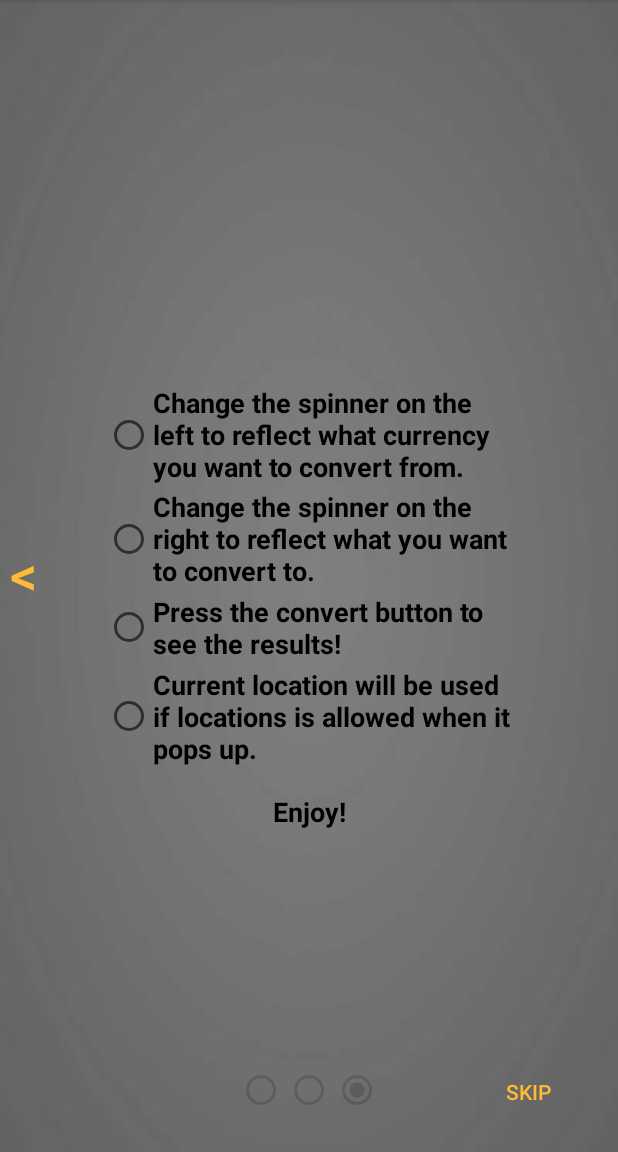
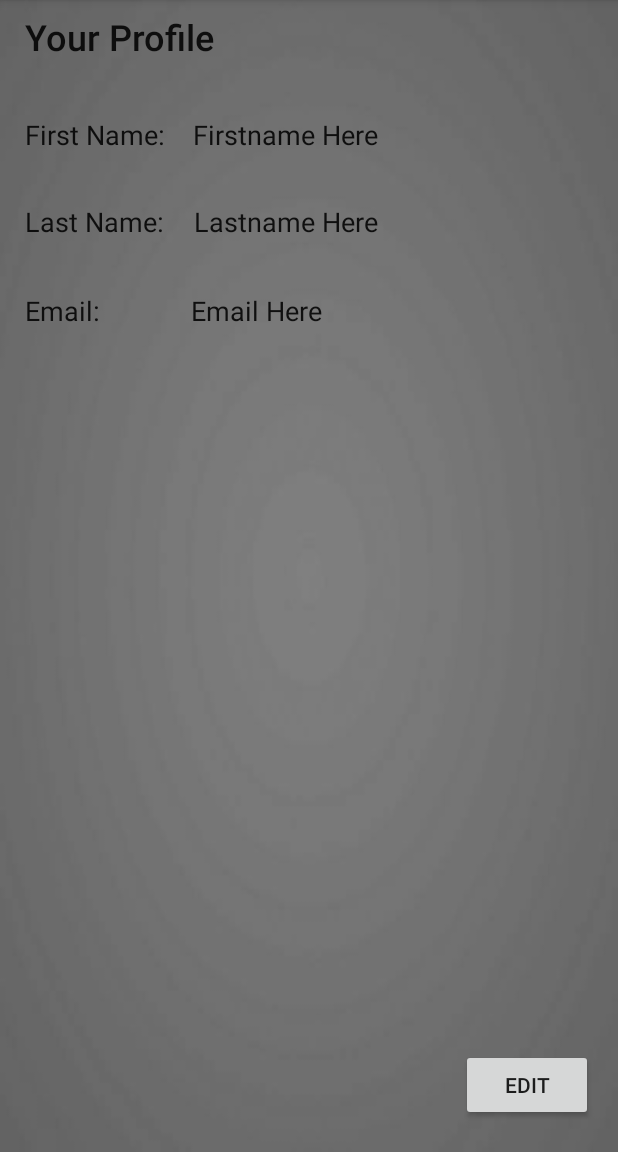
Before and after one commit to dmuffler/TCSS_450_App, an Android app: the fragment Tutorial3Fragment placed in its activity, in the options menu, after a tap on "Settings", on a phone screen of 412 x 824 dp, the part 84-1236 px from its top. Run offline under Robolectric (Android 15) with nearby library versions, the phone set to English and light mode, and no system bars.

Commit message:
added profile and setting page

```diff
--- a/SmartConvert/app/src/main/java/group6/tcss450/uw/edu/smartconvert/HomeFragment.java
+++ b/SmartConvert/app/src/main/java/group6/tcss450/uw/edu/smartconvert/HomeFragment.java
@@ -24,6 +24,11 @@ import com.google.android.gms.common.api.GoogleApiClient;
 import com.google.android.gms.location.LocationListener;
 import com.google.android.gms.location.LocationRequest;
 import com.google.android.gms.location.LocationServices;
+import com.google.android.gms.maps.CameraUpdateFactory;
+import com.google.android.gms.maps.GoogleMap;
+import com.google.android.gms.maps.OnMapReadyCallback;
+import com.google.android.gms.maps.model.LatLng;
+import com.google.android.gms.maps.model.MarkerOptions;
 
 import java.io.IOException;
 import java.util.ArrayList;
@@ -44,7 +49,7 @@ import java.util.Locale;
  */
 public class HomeFragment extends Fragment implements  View.OnClickListener,
         GoogleApiClient.ConnectionCallbacks, GoogleApiClient.OnConnectionFailedListener,
-        LocationListener {
+        LocationListener{
 
     /**The Listener to communicate with main activity class**/
     private HomeFragmentInteractionListener mListener;
@@ -70,6 +75,8 @@ public class HomeFragment extends Fragment implements  View.OnClickListener,
     private static final int MY_PERMISSIONS_LOCATIONS = 814;
     private LocationRequest mLocationRequest;
     private Location mCurrentLocation;
+
+    private List<Address> list;
 
     /**
      * Constructor.
@@ -172,11 +179,12 @@ public class HomeFragment extends Fragment implements  View.OnClickListener,
                         + " Long: " + String.valueOf(mCurrentLocation.getLongitude());
         Geocoder geo = new Geocoder(getActivity(), Locale.getDefault());
         try {
-            List<Address> list = geo.getFromLocation(mCurrentLocation.getLatitude(), mCurrentLocation.getLongitude(), 1);
-            mCurrentLocationField.setText(list.get(0).getCountryName());
+            list = geo.getFromLocation(mCurrentLocation.getLatitude(), mCurrentLocation.getLongitude(), 1);
+            //mCurrentLocationField.setText(list.get(0).getCountryName());
         } catch (IOException e) {
             e.printStackTrace();
         }
+        mCurrentLocationField.setText(list.get(0).getCountryName());
     }
 
     @Override
--- a/SmartConvert/app/src/main/java/group6/tcss450/uw/edu/smartconvert/MainActivity.java
+++ b/SmartConvert/app/src/main/java/group6/tcss450/uw/edu/smartconvert/MainActivity.java
@@ -2,6 +2,7 @@ package group6.tcss450.uw.edu.smartconvert;
 
 import android.net.Uri;
 import android.os.Bundle;
+import android.provider.ContactsContract;
 import android.support.v4.app.Fragment;
 import android.support.v4.app.FragmentManager;
 import android.support.v4.app.FragmentTransaction;
@@ -28,7 +29,7 @@ public class MainActivity extends AppCompatActivity
         LoginFrag.LoginFragmentInteractionListener, RegisterFragment.RegisterFragmentInteractionListener,
         ConfirmEmailFragment.ConfirmEmailFragmentInteractionListener, Tutorial1Fragment.TutorialFragmentInteractionListener,
         Tutorial2Fragment.TutorialFragmentInteractionListener, Tutorial3Fragment.TutorialFragmentInteractionListener,
-        HomeFragment.HomeFragmentInteractionListener, ConvertFragment.ConvertFragmentInteractionListener{
+        HomeFragment.HomeFragmentInteractionListener, ConvertFragment.ConvertFragmentInteractionListener, ProfileFragment.ProfileOnFragmentInteractionListener{
 
     /**
      * The current fragment displayed on the screen.
@@ -114,7 +115,8 @@ public class MainActivity extends AppCompatActivity
      */
     @Override
     public boolean onCreateOptionsMenu(Menu menu) {
-        // Inflate the menu; this adds items to the action bar if it is present.
+        // Inflate the menu;
+        // this adds items to the action bar if it is present.
         getMenuInflater().inflate(R.menu.main, menu);
         return true;
     }
@@ -133,7 +135,7 @@ public class MainActivity extends AppCompatActivity
 
         //noinspection SimplifiableIfStatement
         if (id == R.id.action_settings) {
-            return true;
+            switchFragment(new ProfileFragment(), "Profile");
         }
 
         return super.onOptionsItemSelected(item);
@@ -309,4 +311,9 @@ public class MainActivity extends AppCompatActivity
     public void convertFragmentInteraction(String Str) {
 
     }
+
+    @Override
+    public void profileOnFragmentInteraction(String page) {
+
+    }
 }
--- /dev/null
+++ b/SmartConvert/app/src/main/java/group6/tcss450/uw/edu/smartconvert/ProfileFragment.java
@@ -0,0 +1,75 @@
+package group6.tcss450.uw.edu.smartconvert;
+
+import android.content.Context;
+import android.net.Uri;
+import android.os.Bundle;
+import android.support.v4.app.Fragment;
+import android.util.Log;
+import android.view.LayoutInflater;
+import android.view.View;
+import android.view.ViewGroup;
+import android.widget.Button;
+
+
+/**
+ * A simple {@link Fragment} subclass.
+ * to handle interaction events.
+ */
+public class ProfileFragment extends Fragment implements View.OnClickListener{
+
+    private ProfileOnFragmentInteractionListener mListener;
+    public ProfileFragment() { }
+
+
+    @Override
+    public View onCreateView(LayoutInflater inflater, ViewGroup container,
+                             Bundle savedInstanceState) {
+        // Inflate the layout for this fragment
+        View v = inflater.inflate(R.layout.fragment_profile, container, false);
+        Button b = v.findViewById(R.id.Pedit_Button);
+        b.setOnClickListener(this);
+
+        return v;
+    }
+
+    @Override
+    public void onAttach(Context context) {
+        super.onAttach(context);
+        if (context instanceof ProfileOnFragmentInteractionListener) {
+            mListener = (ProfileOnFragmentInteractionListener) context;
+        } else {
+            throw new RuntimeException(context.toString()
+                    + " must implement OnFragmentInteractionListener");
+        }
+    }
+
+    @Override
+    public void onDetach() {
+        super.onDetach();
+        mListener = null;
+    }
+
+    @Override
+    public void onClick(View v) {
+        if (mListener != null) {
+            if (v.getId() == R.id.Pedit_Button) {
+                Log.d("PROFILE", "user wants to edit profile page");
+                mListener.profileOnFragmentInteraction("EditProfile");
+            }
+        }
+    }
+
+    /**
+     * This interface must be implemented by activities that contain this
+     * fragment to allow an interaction in this fragment to be communicated
+     * to the activity and potentially other fragments contained in that
+     * activity.
+     * <p>
+     * See the Android Training lesson <a href=
+     * "http://developer.android.com/training/basics/fragments/communicating.html"
+     * >Communicating with Other Fragments</a> for more information.
+     */
+    public interface ProfileOnFragmentInteractionListener {
+        void profileOnFragmentInteraction(String page);
+    }
+}
--- /dev/null
+++ b/SmartConvert/app/src/main/res/layout/fragment_profile.xml
@@ -0,0 +1,157 @@
+<FrameLayout xmlns:android="http://schemas.android.com/apk/res/android"
+    xmlns:app="http://schemas.android.com/apk/res-auto"
+    xmlns:tools="http://schemas.android.com/tools"
+    android:layout_width="match_parent"
+    android:layout_height="match_parent"
+    tools:context="group6.tcss450.uw.edu.smartconvert.ProfileFragment">
+
+    <!-- TODO: Update blank fragment layout -->
+
+    <android.support.constraint.ConstraintLayout
+        android:layout_width="match_parent"
+        android:layout_height="match_parent">
+
+        <TextView
+            android:id="@+id/ProfileText"
+            android:layout_width="wrap_content"
+            android:layout_height="wrap_content"
+            android:layout_marginBottom="8dp"
+            android:layout_marginLeft="8dp"
+            android:layout_marginRight="8dp"
+            android:layout_marginTop="8dp"
+            android:text="@string/profile_string"
+            android:textAppearance="@style/TextAppearance.AppCompat.Body2"
+            android:textSize="24sp"
+            app:layout_constraintBottom_toBottomOf="parent"
+            app:layout_constraintLeft_toLeftOf="parent"
+            app:layout_constraintRight_toRightOf="parent"
+            app:layout_constraintTop_toTopOf="parent"
+            app:layout_constraintHorizontal_bias="0.033"
+            app:layout_constraintVertical_bias="0.0" />
+
+        <TextView
+            android:id="@+id/Profile_FName"
+            android:layout_width="wrap_content"
+            android:layout_height="wrap_content"
+            android:layout_marginBottom="8dp"
+            android:layout_marginLeft="8dp"
+            android:layout_marginRight="8dp"
+            android:layout_marginTop="8dp"
+            android:text="@string/Fname_string"
+            android:textAppearance="@style/TextAppearance.AppCompat"
+            android:textSize="18sp"
+            app:layout_constraintBottom_toBottomOf="parent"
+            app:layout_constraintHorizontal_bias="0.028"
+            app:layout_constraintLeft_toLeftOf="parent"
+            app:layout_constraintRight_toRightOf="parent"
+            app:layout_constraintTop_toTopOf="parent"
+            app:layout_constraintVertical_bias="0.095" />
+
+        <TextView
+            android:id="@+id/Profile_LName"
+            android:layout_width="wrap_content"
+            android:layout_height="wrap_content"
+            android:layout_marginBottom="8dp"
+            android:layout_marginLeft="8dp"
+            android:layout_marginRight="8dp"
+            android:layout_marginTop="8dp"
+            android:text="@string/Lname_string"
+            android:textAppearance="@style/TextAppearance.AppCompat"
+            android:textSize="18sp"
+            app:layout_constraintBottom_toBottomOf="parent"
+            app:layout_constraintHorizontal_bias="0.028"
+            app:layout_constraintLeft_toLeftOf="parent"
+            app:layout_constraintRight_toRightOf="parent"
+            app:layout_constraintTop_toTopOf="parent"
+            app:layout_constraintVertical_bias="0.175" />
+
+        <TextView
+            android:id="@+id/Profile_Email"
+            android:layout_width="wrap_content"
+            android:layout_height="wrap_content"
+            android:layout_marginBottom="8dp"
+            android:layout_marginLeft="8dp"
+            android:layout_marginRight="8dp"
+            android:layout_marginTop="8dp"
+            android:text="@string/email_string"
+            android:textAppearance="@style/TextAppearance.AppCompat"
+            android:textSize="18sp"
+            app:layout_constraintBottom_toBottomOf="parent"
+            app:layout_constraintHorizontal_bias="0.025"
+            app:layout_constraintLeft_toLeftOf="parent"
+            app:layout_constraintRight_toRightOf="parent"
+            app:layout_constraintTop_toTopOf="parent"
+            app:layout_constraintVertical_bias="0.257" />
+
+        <Button
+            android:id="@+id/Pedit_Button"
+            android:layout_width="wrap_content"
+            android:layout_height="wrap_content"
+            android:layout_marginBottom="8dp"
+            android:layout_marginLeft="8dp"
+            android:layout_marginRight="8dp"
+            android:layout_marginTop="8dp"
+            android:text="@string/edit_String"
+            app:layout_constraintBottom_toBottomOf="parent"
+            app:layout_constraintHorizontal_bias="0.971"
+            app:layout_constraintLeft_toLeftOf="parent"
+            app:layout_constraintRight_toRightOf="parent"
+            app:layout_constraintTop_toTopOf="parent"
+            app:layout_constraintVertical_bias="0.982" />
+
+        <TextView
+            android:id="@+id/fName_Text"
+            android:layout_width="wrap_content"
+            android:layout_height="wrap_content"
+            android:layout_marginBottom="8dp"
+            android:layout_marginLeft="8dp"
+            android:layout_marginRight="8dp"
+            android:layout_marginTop="8dp"
+            android:text="Firstname Here"
+            android:textAppearance="@style/TextAppearance.AppCompat"
+            android:textSize="18sp"
+            app:layout_constraintBottom_toBottomOf="parent"
+            app:layout_constraintHorizontal_bias="0.443"
+            app:layout_constraintLeft_toLeftOf="parent"
+            app:layout_constraintRight_toRightOf="parent"
+            app:layout_constraintTop_toTopOf="parent"
+            app:layout_constraintVertical_bias="0.095" />
+
+        <TextView
+            android:id="@+id/lastnameText"
+            android:layout_width="wrap_content"
+            android:layout_height="wrap_content"
+            android:layout_marginBottom="8dp"
+            android:layout_marginLeft="8dp"
+            android:layout_marginRight="8dp"
+            android:layout_marginTop="8dp"
+            android:text="Lastname Here"
+            android:textAppearance="@style/TextAppearance.AppCompat"
+            android:textSize="18sp"
+            app:layout_constraintBottom_toBottomOf="parent"
+            app:layout_constraintHorizontal_bias="0.443"
+            app:layout_constraintLeft_toLeftOf="parent"
+            app:layout_constraintRight_toRightOf="parent"
+            app:layout_constraintTop_toTopOf="parent"
+            app:layout_constraintVertical_bias="0.175" />
+
+        <TextView
+            android:id="@+id/emailText"
+            android:layout_width="wrap_content"
+            android:layout_height="wrap_content"
+            android:layout_marginBottom="8dp"
+            android:layout_marginLeft="8dp"
+            android:layout_marginRight="8dp"
+            android:layout_marginTop="8dp"
+            android:text="Email Here"
+            android:textAppearance="@style/TextAppearance.AppCompat"
+            android:textSize="18sp"
+            app:layout_constraintBottom_toBottomOf="parent"
+            app:layout_constraintHorizontal_bias="0.386"
+            app:layout_constraintLeft_toLeftOf="parent"
+            app:layout_constraintRight_toRightOf="parent"
+            app:layout_constraintTop_toTopOf="parent"
+            app:layout_constraintVertical_bias="0.257" />
+
+    </android.support.constraint.ConstraintLayout>
+</FrameLayout>
--- a/SmartConvert/app/src/main/res/values/strings.xml
+++ b/SmartConvert/app/src/main/res/values/strings.xml
@@ -47,5 +47,10 @@
     <string name="end_tutorial_third_string">Press the convert button to see the results!</string>
     <string name="end_tutorial_fourth_string">Current location will be used if locations is allowed when it pops up.</string>
     <string name="end_tutorial_fifth_string">Enjoy!</string>
+    <string name="defaultCountryText">Default Country =</string>
+    <string name="profile_string">Your Profile</string>
+    <string name="username_profile">Email:</string>
+    <string name="edit_String">Edit</string>
+    <string name="curLocation_text">Current Location =</string>
 
 </resources>
```
Also changed, not shown: SmartConvert/app/src/main/java/group6/tcss450/uw/edu/smartconvert/SettingFragment.java (added, +64 -0 lines), SmartConvert/app/src/main/res/layout/fragment_setting.xml (added, +88 -0 lines).
